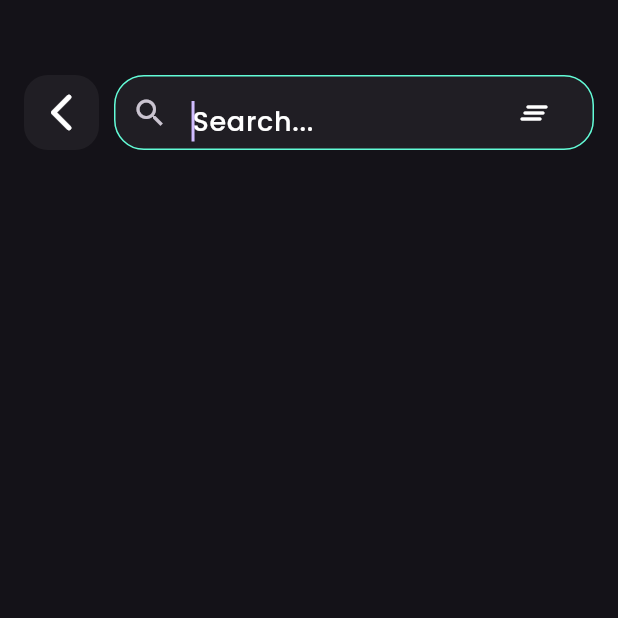
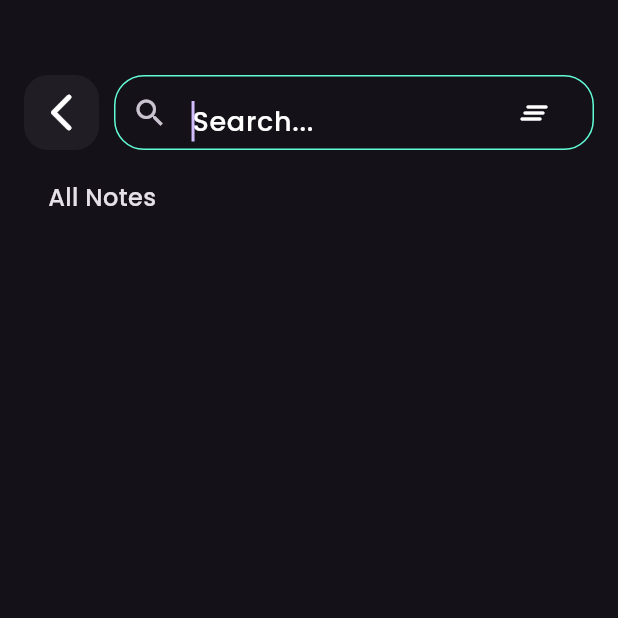
Before and after one commit to mohamed-samy-zayed/Note_App, a Flutter app: the SearchView screen opened by its route, on a phone screen of 412 x 824 dp, the top half of it. Run offline on Flutter 3.47's test engine with Material 3 defaults, Android fonts, the phone set to English and light mode, and no system bars; our stand-ins replace bloc, device_preview, flutter_bloc, font_awesome_flutter, hive, hive_flutter; accounts and stored records are empty.

Commit message:
updates and make icon

```diff
--- a/lib/features/home/presentation/views/home_view.dart
+++ b/lib/features/home/presentation/views/home_view.dart
@@ -17,7 +17,7 @@ class HomePage extends StatelessWidget {
         backgroundColor: Colors.blue[300],
         onPressed: () {
           showModalBottomSheet(
-            // isScrollControlled: true,
+            isScrollControlled: true,
             shape: RoundedRectangleBorder(
               borderRadius: BorderRadius.circular(20),
             ),
--- a/lib/features/home/presentation/views/widgets/listview_body.dart
+++ b/lib/features/home/presentation/views/widgets/listview_body.dart
@@ -19,6 +19,7 @@ class CustomListview extends StatelessWidget {
             itemCount: notes.length,
             itemBuilder: (context, index) {
               return  CustomContainerTips(
+                isSearch: false,
                 note: notes[index],
               );
             },
--- a/lib/features/search/presentation/manager/searchusers/searchusers_cubit.dart
+++ b/lib/features/search/presentation/manager/searchusers/searchusers_cubit.dart
@@ -8,20 +8,20 @@ part 'searchusers_state.dart';
 
 class SearchusersCubit extends Cubit<SearchusersState> {
   SearchusersCubit() : super(SearchusersLoading());
-
+  List<NoteModel>?  notes ;
 
   Future<void> filterNames({ String? name}) async {
 
 var noteBox = Hive.box<NoteModel>(kNotesBox);
 
- List<NoteModel>  notes = noteBox.values.toList() ?? [];
+  notes = noteBox.values.toList() ;
 
     if ( name == null ||name.isEmpty) {
-      emit(SearchusersInitial(names: notes));
+      emit(SearchusersInitial(names: notes!));
     } else {
       emit(SearchusersLoading());
       final filteredList =
-          notes
+          notes!
               .where(
                 (filterName) => filterName.title.toString().toLowerCase().contains(
                   name.toLowerCase(),
--- a/lib/features/search/presentation/views/widgets/custom_appbar_search.dart
+++ b/lib/features/search/presentation/views/widgets/custom_appbar_search.dart
@@ -5,10 +5,10 @@ import 'package:note_app/features/search/presentation/views/widgets/search_textF
 
 class CustomAppBarSearch extends StatelessWidget {
  const  CustomAppBarSearch({
-    super.key, required this.onSubmited,
+    super.key, required this.onChanged,
   });
 
-  final dynamic Function(String) onSubmited;
+  final dynamic Function(String) onChanged;
 
   @override
   Widget build(BuildContext context) {
@@ -25,7 +25,7 @@ class CustomAppBarSearch extends StatelessWidget {
           ),
           Expanded(
             child: SearchTextfield(
-              onSubmited: onSubmited,
+              onChanged: onChanged,
             ),
           ),
         ],
--- a/lib/features/search/presentation/views/widgets/search_item_listview.dart
+++ b/lib/features/search/presentation/views/widgets/search_item_listview.dart
@@ -12,7 +12,9 @@ class SearchItemListview extends StatelessWidget {
 
       itemCount: names.length,
       itemBuilder: (context, index) {
-        return CustomContainerTips(note: names[index]);
+        return CustomContainerTips(
+          isSearch: true,
+          note: names[index]);
 
 
 
--- a/lib/features/search/presentation/views/widgets/search_textField.dart
+++ b/lib/features/search/presentation/views/widgets/search_textField.dart
@@ -4,8 +4,8 @@ import 'package:note_app/constants.dart';
 import 'package:note_app/features/search/presentation/manager/searchusers/searchusers_cubit.dart';
 
 class SearchTextfield extends StatefulWidget {
-  const SearchTextfield({super.key, required this.onSubmited});
-  final Function(String) onSubmited;
+  const SearchTextfield({super.key, required this.onChanged});
+  final Function(String) onChanged;
 
   @override
   State<SearchTextfield> createState() => _SearchTextfieldState();
@@ -19,50 +19,44 @@ class _SearchTextfieldState extends State<SearchTextfield> {
       controller: controller,
       autofocus: true,
       textInputAction: TextInputAction.search,
-      onSubmitted: widget.onSubmited,
+      onChanged: widget.onChanged,
       showCursor: true,
-      style: const TextStyle(fontSize: 18,
-        fontWeight: FontWeight.w600,
-
-      ),
+      style: const TextStyle(fontSize: 18, fontWeight: FontWeight.w600),
       decoration: InputDecoration(
-        filled: true,
         fillColor: Colors.white.withOpacity(.05),
         suffix: Padding(
           padding: const EdgeInsets.only(top: 20),
           child: IconButton(
             onPressed: () {
               controller.clear();
-              BlocProvider.of<SearchusersCubit>(context).filterNames(
-    );
+              BlocProvider.of<SearchusersCubit>(context).filterNames();
             },
-            icon: const Icon(
-              Icons.clear_all_rounded,
-              color: Colors.white,
-            ),
+            icon: const Icon(Icons.clear_all_rounded, color: Colors.white),
           ),
         ),
-        prefixIcon: const Icon(
-          Icons.search,
+        prefixIcon: const Icon(Icons.search),
+        focusedBorder: OutlineInputBorder(
+          borderRadius: BorderRadius.circular(20),
+          borderSide: BorderSide(color: kPrimaryColor),
         ),
-        focusedBorder: OutlineInputBorder(
-            borderRadius: BorderRadius.circular(20),
-            borderSide: BorderSide(color: kPrimaryColor)),
         enabledBorder: OutlineInputBorder(
-            borderRadius: BorderRadius.circular(20),
-            borderSide: BorderSide(color: kPrimaryColor)),
+          borderRadius: BorderRadius.circular(20),
+          borderSide: BorderSide(color: kPrimaryColor),
+        ),
         border: OutlineInputBorder(
-            borderRadius: BorderRadius.circular(20),
-            borderSide: BorderSide(color: kPrimaryColor)),
+          borderRadius: BorderRadius.circular(20),
+          borderSide: BorderSide(color: kPrimaryColor),
+        ),
         errorBorder: OutlineInputBorder(
-            borderRadius: BorderRadius.circular(20),
-            borderSide: BorderSide(color: kPrimaryColor)),
+          borderRadius: BorderRadius.circular(20),
+          borderSide: BorderSide(color: kPrimaryColor),
+        ),
         focusedErrorBorder: OutlineInputBorder(
-            borderRadius: BorderRadius.circular(20),
-            borderSide: BorderSide(color: kPrimaryColor)),
+          borderRadius: BorderRadius.circular(20),
+          borderSide: BorderSide(color: kPrimaryColor),
+        ),
         hintText: "Search...",
         hintStyle: TextStyle(fontWeight: FontWeight.w600, color: Colors.white),
-
       ),
     );
   }
--- a/lib/features/search/presentation/views/widgets/search_view_body.dart
+++ b/lib/features/search/presentation/views/widgets/search_view_body.dart
@@ -1,5 +1,7 @@
 import 'package:flutter/material.dart';
 import 'package:flutter_bloc/flutter_bloc.dart';
+import 'package:note_app/features/home/data/models/Note_model.dart';
+import 'package:note_app/features/home/presentation/manager/show_note_cubit/show_note_cubit.dart';
 import 'package:note_app/features/search/presentation/manager/searchusers/searchusers_cubit.dart';
 import 'package:note_app/features/search/presentation/views/widgets/custom_appbar_search.dart';
 import 'package:note_app/features/search/presentation/views/widgets/search_item_listview.dart';
@@ -9,6 +11,7 @@ class SearchViewBody extends StatelessWidget {
 
   @override
   Widget build(BuildContext context) {
+
     return CustomScrollView(
       scrollDirection: Axis.vertical,
       physics: const BouncingScrollPhysics(),
@@ -25,7 +28,7 @@ class SearchViewBody extends StatelessWidget {
               crossAxisAlignment: CrossAxisAlignment.start,
               children: [
                 CustomAppBarSearch(
-                  onSubmited: (p0) {
+                  onChanged: (p0) {
                     BlocProvider.of<SearchusersCubit>(
                       context,
                     ).filterNames(name: p0);
@@ -36,7 +39,7 @@ class SearchViewBody extends StatelessWidget {
                     if (state is SearchusersFilter) {
                       return Padding(
                         padding: const EdgeInsets.only(
-                            left: 16, top: 20, bottom: 20),
+                            left: 14, top: 20, bottom: 20),
                         child: Text(
                           'Result of " ${state.q} "',
                           style: TextStyle(
@@ -45,7 +48,21 @@ class SearchViewBody extends StatelessWidget {
                           ),
                         ),
                       );
-                    } else {
+                    } else if(state is SearchusersInitial ){
+
+                      return Padding(
+                        padding: const EdgeInsets.only(
+                            left: 16, top: 20, bottom: 20),
+                        child: Text(
+                          'All Notes',
+                          style: TextStyle(
+                            fontSize: 16,
+                            fontWeight: FontWeight.w500
+                          ),
+                        ),
+                      );
+
+                    } else{
                       return const SizedBox(
                         height: 40,
                       );
@@ -79,7 +96,7 @@ class SearchViewBody extends StatelessWidget {
             } else if (state is SearchusersFailure) {
               return SliverToBoxAdapter(
                   child: Text(
-                'No Results of " ${state.q}! "',
+                'No Results of " ${state.q} "',
                 style: TextStyle(
                   fontSize: 16,
                   fontWeight: FontWeight.w500
@@ -87,7 +104,13 @@ class SearchViewBody extends StatelessWidget {
                 textAlign: TextAlign.center,
               ));
             } else {
-              return const SliverToBoxAdapter(child: SizedBox());
+              List<NoteModel> notes = BlocProvider.of<ShowNoteCubit>(context).note??[];
+             return SliverPadding(
+                padding: const EdgeInsets.only(left: 16, bottom: 60, right: 16),
+                sliver: SearchItemListview(
+                  names: notes,
+                ),
+              );
             }
           },
         )
```
Also changed, not shown: lib/features/home/presentation/views/widgets/custom_containerTips.dart (+16 -9 lines), pubspec.yaml (+12 -2 lines), assets/images/icon.png (added), pubspec.lock, 30 other files.
